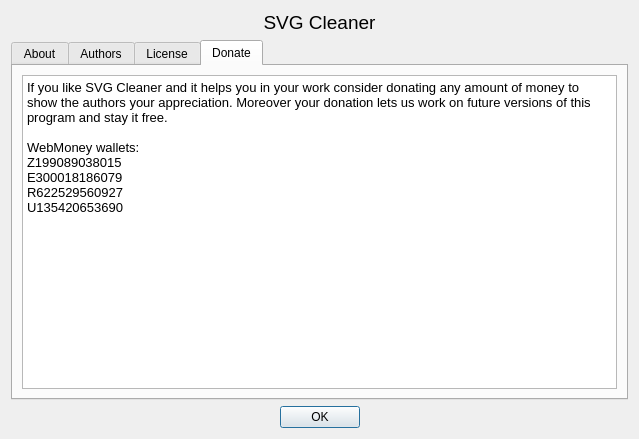
This is src/aboutdialog.ui in RazrFalcon/svgcleaner as Qt 5 draws it before an edit. The edited form follows.
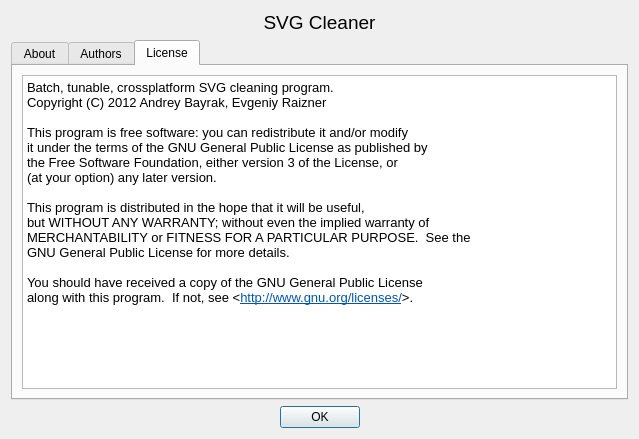
This is the edited form. The open tabs and pages were chosen to show the change.

Commit message: Removed donate tab.

Patch:
```diff
--- a/src/aboutdialog.ui
+++ b/src/aboutdialog.ui
@@ -118,26 +118,6 @@
        </item>
       </layout>
      </widget>
-     <widget class="QWidget" name="tab_4">
-      <attribute name="title">
-       <string>Donate</string>
-      </attribute>
-      <layout class="QVBoxLayout" name="verticalLayout_5">
-       <item>
-        <widget class="QTextBrowser" name="textBrowser_4">
-         <property name="html">
-          <string>&lt;!DOCTYPE HTML PUBLIC &quot;-//W3C//DTD HTML 4.0//EN&quot; &quot;http://www.w3.org/TR/REC-html40/strict.dtd&quot;&gt;
-&lt;html&gt;&lt;head&gt;&lt;meta name=&quot;qrichtext&quot; content=&quot;1&quot; /&gt;&lt;style type=&quot;text/css&quot;&gt;
-p, li { white-space: pre-wrap; }
-&lt;/style&gt;&lt;/head&gt;&lt;body style=&quot; font-family:'Verdana'; font-size:10pt; font-weight:400; font-style:normal;&quot;&gt;
-&lt;p style=&quot; margin-top:0px; margin-bottom:0px; margin-left:0px; margin-right:0px; -qt-block-indent:0; text-indent:0px;&quot;&gt;If you like SVG Cleaner and it helps you in your work consider donating any amount of money to show the authors your appreciation. Moreover your donation lets us work on future versions of this program and stay it free.&lt;br /&gt;&lt;/p&gt;
-&lt;p style=&quot; margin-top:0px; margin-bottom:0px; margin-left:0px; margin-right:0px; -qt-block-indent:0; text-indent:0px;&quot;&gt;WebMoney wallets:&lt;br /&gt;Z199089038015&lt;/p&gt;
-&lt;p style=&quot; margin-top:0px; margin-bottom:0px; margin-left:0px; margin-right:0px; -qt-block-indent:0; text-indent:0px;&quot;&gt;E300018186079&lt;br /&gt;R622529560927&lt;br /&gt;U135420653690&lt;br /&gt;&lt;/p&gt;&lt;/body&gt;&lt;/html&gt;</string>
-         </property>
-        </widget>
-       </item>
-      </layout>
-     </widget>
     </widget>
    </item>
    <item>
```
Left out of the diff: 3 changed lines with no effect on the pictures. The commit also changes 2 other files.
